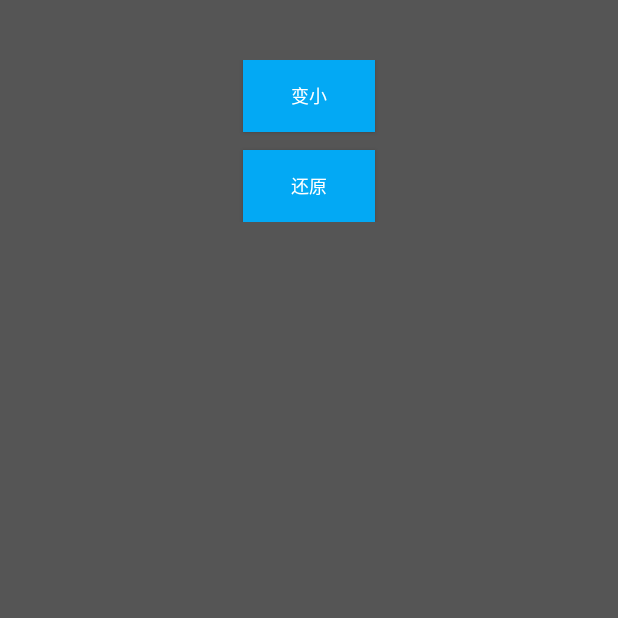
After one commit to AnRFDev/Tutorial2020, an Android app built with Jetpack Compose: the FloatingScaleAct screen opened directly, with no data from a screen before it, on a phone screen of 412 x 824 dp, the top half of it. The commit adds this screen. Run offline under Robolectric (Android 15) with nearby library versions, the phone set to English and light mode, and no system bars; our stand-ins replace data binding.

Commit message:
悬浮窗

```diff
--- a/app/src/main/AndroidManifest.xml
+++ b/app/src/main/AndroidManifest.xml
@@ -139,7 +139,7 @@
         <activity android:name=".coroutines.CoroutinesGuideAct" />
         <activity android:name=".coroutines.d1.CorAct1" />
         <activity
-            android:name=".act.CustomSizeAct"
+            android:name=".act.FloatingScaleAct"
             android:theme="@style/TranslucentAct" />
         <activity android:name=".seekbar.SeekbarRotateAct" />
     </application>
--- /dev/null
+++ b/app/src/main/java/com/rustfisher/tutorial2020/act/FloatingScaleAct.java
@@ -0,0 +1,95 @@
+package com.rustfisher.tutorial2020.act;
+
+import android.os.Bundle;
+import android.util.Log;
+import android.view.Display;
+import android.view.MotionEvent;
+import android.view.ViewGroup;
+import android.view.WindowManager;
+
+import androidx.appcompat.app.AppCompatActivity;
+import androidx.databinding.DataBindingUtil;
+
+import com.rustfisher.tutorial2020.R;
+import com.rustfisher.tutorial2020.databinding.ActFloatScaleBinding;
+
+/**
+ * 宽高可调的界面
+ * activity 悬浮窗
+ * 2021-11-17
+ */
+public class FloatingScaleAct extends AppCompatActivity {
+    private static final String TAG = "rfDevFloatingAct";
+
+    ActFloatScaleBinding mBinding;
+
+    private boolean mIsSmall = false; // 当前是否小窗口
+    private float mLastTx = 0; // 手指的上一个位置
+    private float mLastTy = 0;
+
+    @Override
+    protected void onCreate(Bundle savedInstanceState) {
+        super.onCreate(savedInstanceState);
+
+        WindowManager.LayoutParams layoutParams = getWindow().getAttributes();
+        layoutParams.flags = WindowManager.LayoutParams.FLAG_LAYOUT_NO_LIMITS |
+                WindowManager.LayoutParams.FLAG_NOT_TOUCH_MODAL;
+
+        mBinding = DataBindingUtil.setContentView(this, R.layout.act_float_scale);
+
+        mBinding.toSmall.setOnClickListener(v -> toSmall());
+        mBinding.toReset.setOnClickListener(v -> {
+            WindowManager.LayoutParams lp = getWindow().getAttributes();
+            lp.x = 0;
+            lp.y = 0;
+            getWindow().setAttributes(lp);
+            getWindow().setLayout(ViewGroup.LayoutParams.MATCH_PARENT, ViewGroup.LayoutParams.MATCH_PARENT);
+            mIsSmall = false;
+        });
+
+        mBinding.root.setOnTouchListener((v, event) -> {
+            switch (event.getAction()) {
+                case MotionEvent.ACTION_DOWN:
+                    Log.d(TAG, "down " + event);
+                    mLastTx = event.getRawX();
+                    mLastTy = event.getRawY();
+                    return true;
+                case MotionEvent.ACTION_MOVE:
+                    Log.d(TAG, "move " + event);
+                    float dx = event.getRawX() - mLastTx;
+                    float dy = event.getRawY() - mLastTy;
+                    mLastTx = event.getRawX();
+                    mLastTy = event.getRawY();
+                    Log.d(TAG, "  dx: " + dx + ", dy: " + dy);
+                    if (mIsSmall) {
+                        WindowManager.LayoutParams lp = getWindow().getAttributes();
+                        lp.x += dx;
+                        lp.y += dy;
+                        getWindow().setAttributes(lp);
+                    }
+
+                    break;
+                case MotionEvent.ACTION_UP:
+                    Log.d(TAG, "up " + event);
+                    return true;
+                case MotionEvent.ACTION_CANCEL:
+                    Log.d(TAG, "cancel " + event);
+                    return true;
+            }
+            return false;
+        });
+    }
+
+    private void toSmall() {
+        mIsSmall = true;
+
+        WindowManager m = getWindowManager();
+        Display d = m.getDefaultDisplay();
+        WindowManager.LayoutParams p = getWindow().getAttributes();
+        p.height = (int) (d.getHeight() * 0.35);
+        p.width = (int) (d.getWidth() * 0.4);
+        p.dimAmount = 0.0f;
+        getWindow().setAttributes(p);
+    }
+
+}
--- /dev/null
+++ b/app/src/main/res/layout/act_float_scale.xml
@@ -0,0 +1,37 @@
+<?xml version="1.0" encoding="utf-8"?>
+<layout xmlns:android="http://schemas.android.com/apk/res/android"
+    xmlns:app="http://schemas.android.com/apk/res-auto">
+
+    <androidx.constraintlayout.widget.ConstraintLayout
+        android:id="@+id/root"
+        android:layout_width="match_parent"
+        android:layout_height="match_parent"
+        android:background="#555555">
+
+        <LinearLayout
+            android:layout_width="match_parent"
+            android:layout_height="wrap_content"
+            android:layout_marginTop="40dp"
+            android:gravity="center"
+            android:orientation="vertical"
+            app:layout_constraintTop_toTopOf="parent">
+
+            <Button
+                android:id="@+id/to_small"
+                style="@style/NormalBtn"
+                android:layout_width="wrap_content"
+                android:layout_height="wrap_content"
+                android:text="变小" />
+
+            <Button
+                android:id="@+id/to_reset"
+                style="@style/NormalBtn"
+                android:layout_width="wrap_content"
+                android:layout_height="wrap_content"
+                android:layout_marginTop="12dp"
+                android:text="还原" />
+        </LinearLayout>
+
+
+    </androidx.constraintlayout.widget.ConstraintLayout>
+</layout>
--- a/baselib/src/main/java/com/rustfisher/baselib/AbsActivity.java
+++ b/baselib/src/main/java/com/rustfisher/baselib/AbsActivity.java
@@ -6,7 +6,7 @@ import android.view.View;
 import androidx.appcompat.app.AppCompatActivity;
 
 public abstract class AbsActivity extends AppCompatActivity {
-    protected String TAG = "rustApp" + getClass().getSimpleName();
+    protected String TAG = "rfDev" + getClass().getSimpleName();
 
     public void setOnClickListener(View.OnClickListener onClickListener, int... ids) {
         for (int id : ids) {
--- a/mediasamples/src/main/AndroidManifest.xml
+++ b/mediasamples/src/main/AndroidManifest.xml
@@ -15,5 +15,9 @@
         <activity
             android:name=".camera.Camera1Act"
             android:exported="true" />
+        <activity
+            android:name=".camera.MeSimplePreviewXScaleAct"
+            android:exported="true"
+            android:theme="@style/MeTranslucentAct" />
     </application>
 </manifest>
--- a/mediasamples/src/main/java/com/rustfisher/mediasamples/camera/CameraGuideAct.java
+++ b/mediasamples/src/main/java/com/rustfisher/mediasamples/camera/CameraGuideAct.java
@@ -18,7 +18,8 @@ public class CameraGuideAct extends AbsGuideAct {
     protected void onCreate(Bundle savedInstanceState) {
         super.onCreate(savedInstanceState);
         mGuideAdapter.setDataList(Arrays.asList(
-                new GuideAdapter.OptionItem("camerax 预览", true, MeSimplePreviewXAct.class),
+                new GuideAdapter.OptionItem("camerax 预览", "演示预览功能", true, MeSimplePreviewXAct.class),
+                new GuideAdapter.OptionItem("camerax 预览，可缩放界面", "带有变成悬浮窗功能", true, MeSimplePreviewXScaleAct.class),
                 new GuideAdapter.OptionItem("android.hardware.camera 实现预览", true, Camera1Act.class)
                 )
         );
--- a/mediasamples/src/main/res/values/styles.xml
+++ b/mediasamples/src/main/res/values/styles.xml
@@ -17,4 +17,12 @@
         <item name="android:textSize">12sp</item>
     </style>
 
+    <!--  悬浮activity  -->
+    <style name="MeTranslucentAct" parent="AppTheme">
+        <item name="android:windowBackground">#80000000</item>
+        <item name="android:windowIsTranslucent">true</item>
+        <item name="android:windowAnimationStyle">@android:style/Animation.Translucent</item>
+        <item name="android:windowCloseOnTouchOutside">false</item>
+    </style>
+
 </resources>
```
Also changed, not shown: app/src/main/java/com/rustfisher/tutorial2020/act/ActDemoGuide.java (+2 -5 lines), app/src/main/java/com/rustfisher/tutorial2020/act/CustomSizeAct.java (deleted, +0 -37 lines), app/src/main/res/layout/act_custom_size.xml (deleted, +0 -10 lines), mediasamples/src/main/java/com/rustfisher/mediasamples/camera/MeSimplePreviewXScaleAct.java (added, +154 -0 lines), mediasamples/src/main/res/drawable/me_ic_to_small.xml (added, +18 -0 lines), mediasamples/src/main/res/drawable/me_to_big.xml (added, +9 -0 lines), mediasamples/src/main/res/layout/me_act_simple_preivew_x_scale.xml (added, +98 -0 lines).
